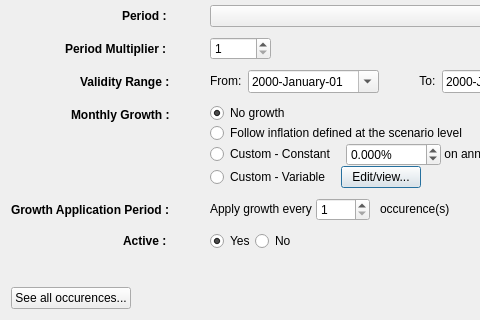
Qt form editperiodicdialog.ui (redmoon1945/gbp) before a commit; both pictures show x 0 to 480 and y 325 to 645 of the 806 by 645 pixel window.
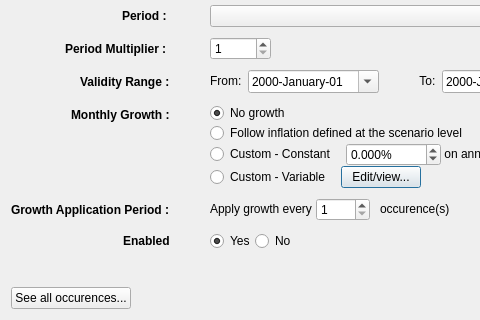
The same form after that commit.

Commit message: fix countries duplication in new scenario, fix typos (loose, Optionnally), change Active to Enabled

The edit to the form file:
```diff
--- a/editperiodicdialog.ui
+++ b/editperiodicdialog.ui
@@ -647,7 +647,7 @@
           </font>
          </property>
          <property name="text">
-          <string>Active : </string>
+          <string>Enabled</string>
          </property>
         </widget>
        </item>
```
Left out of the diff: 4 changed lines with no effect on the pictures. The commit also changes 7 other files.
